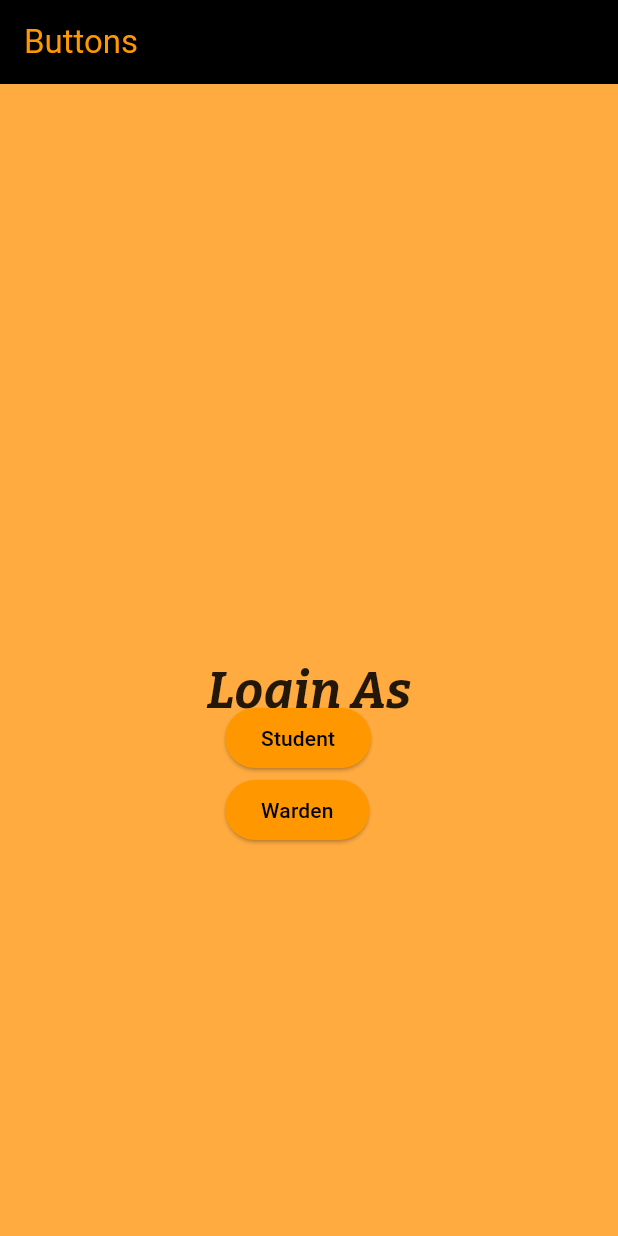
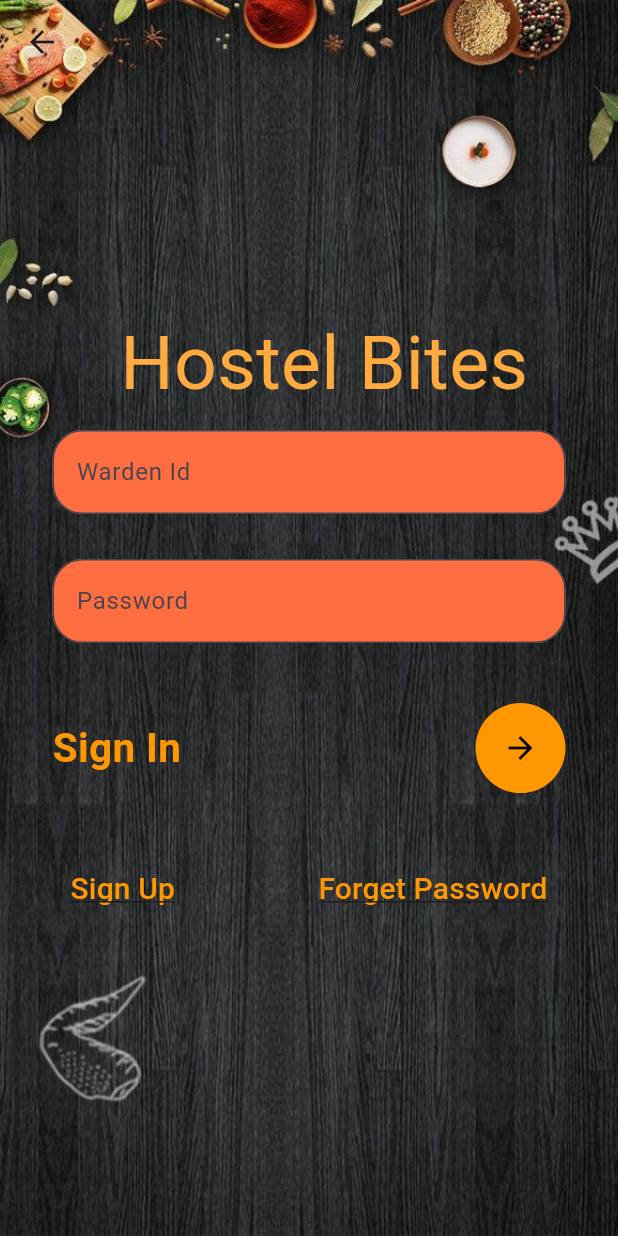
Before and after one commit to architapatro02/hostelbites, a Flutter app: the screen it shows after launch, after a tap on "Warden", on a phone screen of 412 x 824 dp. Run offline on Flutter 3.47's test engine with Material 3 defaults, Android fonts, the phone set to English and light mode, and no system bars.

Commit message:
start page

```diff
--- /dev/null
+++ b/lib/homeWarden.dart
@@ -0,0 +1,15 @@
+import 'package:flutter/material.dart';
+
+class WardenHome extends StatefulWidget {
+  const WardenHome({super.key});
+
+  @override
+  State<WardenHome> createState() => _WardenHomeState();
+}
+
+class _WardenHomeState extends State<WardenHome> {
+  @override
+  Widget build(BuildContext context) {
+    return const Placeholder();
+  }
+}
--- /dev/null
+++ b/lib/loginWarden.dart
@@ -0,0 +1,127 @@
+import 'package:hostelbites/registerUser.dart';
+import 'package:flutter/material.dart';
+
+import 'homeUser.dart';
+
+class MyLoginW extends StatefulWidget {
+  const MyLoginW({Key? key}) : super(key: key);
+
+  @override
+  _MyLoginWState createState() => _MyLoginWState();
+}
+
+
+class _MyLoginWState extends State<MyLoginW> {
+  @override
+  Widget build(BuildContext context) {
+    return Container(
+      decoration: BoxDecoration(
+          image: DecorationImage(
+              image: AssetImage('assets/images/login.jpg'), fit: BoxFit.cover)),
+      child: Scaffold(
+        backgroundColor: Colors.transparent,
+        appBar: AppBar(
+          backgroundColor: Colors.transparent,
+          elevation: 0,
+        ),
+        body: Stack(
+          children: [
+            Container(
+              padding: EdgeInsets.only(left:80,top: 150),
+              child: Text(
+                'Hostel Bites',
+                style: TextStyle(color: Colors.orangeAccent,fontSize: 50),
+              ),
+            ),
+            SingleChildScrollView(
+              child: Container(
+                padding: EdgeInsets.only(
+                    top: MediaQuery.of(context).size.height*0.28,right: 35,left: 35),
+                child: Column(
+                  children: [
+                    TextField(
+                      decoration: InputDecoration(
+                          fillColor: Colors.deepOrangeAccent,
+                          filled: true,
+                          hintText: 'Warden Id',
+                          border: OutlineInputBorder(
+                              borderRadius: BorderRadius.circular(20)
+                          )
+                      ),
+                    ),
+                    SizedBox(
+                      height: 30,
+                    ),
+                    TextField(
+                      obscureText: true,
+                      decoration: InputDecoration(
+                          fillColor: Colors.deepOrangeAccent,
+                          filled: true,
+                          hintText: 'Password',
+                          border: OutlineInputBorder(
+                              borderRadius: BorderRadius.circular(20)
+                          )
+                      ),
+                    ),
+                    SizedBox(
+                      height: 40,
+                    ),
+                    Row(
+                      mainAxisAlignment: MainAxisAlignment.spaceBetween,
+                      children: [
+                        Text('Sign In',
+                          style: TextStyle(
+                              color: Colors.orange,
+                              fontSize: 27,
+                              fontWeight: FontWeight.w700),
+                        ),
+                        CircleAvatar(
+                          radius: 30,
+                          backgroundColor: Colors.orange,
+                          child: IconButton(
+                            color: Colors.black,
+                            onPressed: (){
+                              Navigator.push(context, MaterialPageRoute(
+                                  builder: (context)=>const UserHome())
+                              );
+                            },
+                            icon: Icon(Icons.arrow_forward),
+                          ),
+                        )
+                      ],
+                    ),
+                    SizedBox(
+                      height: 40,
+                    ),
+                    Row(
+                      mainAxisAlignment: MainAxisAlignment.spaceBetween,
+                      children: [
+                        TextButton(onPressed: (){
+                          Navigator.push(context, MaterialPageRoute(
+                              builder: (context)=>const MyRegister())
+                          );
+                        }, child: Text('Sign Up',style: TextStyle(
+                          decoration: TextDecoration.underline,
+                          fontSize: 20,
+                          color: Colors.orange,
+                        ),
+                        )),
+                        TextButton(onPressed: (){}, child: Text('Forget Password',style: TextStyle(
+                          decoration: TextDecoration.underline,
+                          fontSize: 20,
+                          color: Colors.orange,
+                        ),
+                        )),
+                      ],
+                    ),
+                  ],
+                ),
+              ),
+            )
+          ],
+        ),
+      ),
+
+    );
+  }
+}
--- a/lib/main.dart
+++ b/lib/main.dart
@@ -1,4 +1,6 @@
 import 'package:hostelbites/homeUser.dart';
+import 'package:hostelbites/homeWarden.dart';
+import 'package:hostelbites/loginWarden.dart';
 import 'package:hostelbites/splash.dart';
 import 'package:hostelbites/loginUser.dart';
 import 'package:hostelbites/registerUser.dart';
@@ -15,7 +17,9 @@ void main() {
       'start': (context)=>const MyStart(),
       'loginUser': (context)=>const MyLogin(),
       'registerUser': (context)=>const MyRegister(),
-      'home1': (context)=>const UserHome(),
+      'homeUser': (context)=>const UserHome(),
+      'loginWarden': (context)=>const MyLoginW(),
+      'homeWarden':(context)=>const WardenHome()
     },
   )); //Material App
 }
--- a/lib/start.dart
+++ b/lib/start.dart
@@ -1,5 +1,6 @@
 import 'package:flutter/material.dart';
 import 'package:hostelbites/loginUser.dart';
+import 'package:hostelbites/loginWarden.dart';
 
 class MyStart extends StatefulWidget {
   const MyStart({super.key});
@@ -11,36 +12,40 @@ class MyStart extends StatefulWidget {
 class _MyStartState extends State<MyStart> {
   @override
   Widget build(BuildContext context) {
-    return MaterialApp(
-      debugShowCheckedModeBanner: false,
-      home: Scaffold(
+    return Container(
+      decoration: BoxDecoration(
+          image: DecorationImage(
+              image: AssetImage('assets/images/bg1.jpg'), fit: BoxFit.cover)),
+      //debugShowCheckedModeBanner: false,
+      child: Scaffold(
+        backgroundColor: Colors.transparent,
         appBar: AppBar(
-          title: Text("Buttons"),
-          foregroundColor: Colors.orange,
-          backgroundColor: Colors.black,
+          backgroundColor: Colors.transparent,
+          elevation: 0,
         ),
         body: Stack(
           children: [
             Container(
-              color: Colors.orangeAccent,
-              child: Center(child: Text('Login As', style: TextStyle(
-                  fontSize: 34,
-                  fontWeight: FontWeight.w700,
-                  color: Colors.black87,
-                  fontFamily: 'FontMain'),
-              )),
-              padding: EdgeInsets.only(top: MediaQuery.of(context).size.height*0.05),
-              // child: Text(
-              //   'Login As',
-              //   style: TextStyle(color: Colors.orange,fontSize: 50),
-              // ),
+              color: Colors.transparent,
+              padding: EdgeInsets.only(left:80,top: 20),
+              child: Text(
+                'Hostel Bites',
+                style: TextStyle(color: Colors.orangeAccent,fontSize: 50,fontFamily: 'FontMain',fontWeight: FontWeight.bold),
+              ),
             ),
             SingleChildScrollView(
               padding: EdgeInsets.only(
-                  top: MediaQuery.of(context).size.height*0.5,left: 150),
+                  top: MediaQuery.of(context).size.height*0.5,left: 135),
               child: Column(
-                crossAxisAlignment: CrossAxisAlignment.start,
+                crossAxisAlignment: CrossAxisAlignment.center,
                 children: [
+                  Text(
+                    'Login As', style: TextStyle(
+                    fontSize: 40,
+                    fontWeight: FontWeight.w300,
+                    color: Colors.black87,
+                  ),
+                  ),
                   ElevatedButton(
                     onPressed: (){
                       Navigator.push(context, MaterialPageRoute(
@@ -54,7 +59,11 @@ class _MyStartState extends State<MyStart> {
                     ),
                   ),
                   ElevatedButton(
-                    onPressed: (){},
+                    onPressed: (){
+                      Navigator.push(context, MaterialPageRoute(
+                          builder: (context)=>const MyLoginW())
+                      );
+                    },
                     child: Text('Warden'),
                     style: ButtonStyle(
                         backgroundColor: MaterialStateProperty.all(Colors.orange),
```
Also changed, not shown: assets/images/bg1.jpg (added), assets/images/bg2.jpg (added), assets/images/bg3.jpg (added), assets/images/menu.jpg (added).
